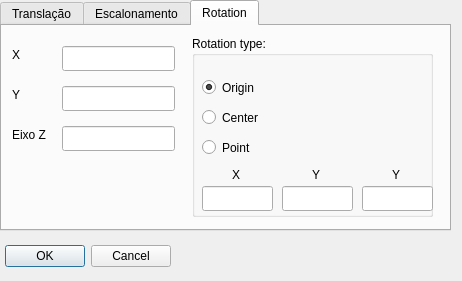
Brenda-Machado/computacao-grafica, file sistema-grafico-interativo/src/qt_design/transform_3d.ui: the form before one commit.
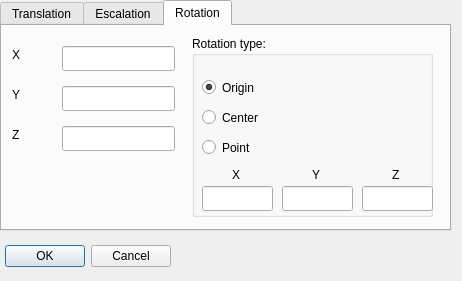
The form after the commit.

What changed in the file:
```diff
--- a/sistema-grafico-interativo/src/qt_design/transform_3d.ui
+++ b/sistema-grafico-interativo/src/qt_design/transform_3d.ui
@@ -43,7 +43,7 @@
    </property>
    <widget class="QWidget" name="transTab_2">
     <attribute name="title">
-     <string>Translação</string>
+     <string>Translation</string>
     </attribute>
     <widget class="QLineEdit" name="transX">
      <property name="geometry">
@@ -117,7 +117,7 @@
    </widget>
    <widget class="QWidget" name="escTab_2">
     <attribute name="title">
-     <string>Escalonamento</string>
+     <string>Escalation</string>
     </attribute>
     <widget class="QLabel" name="label_10">
      <property name="geometry">
@@ -339,7 +339,7 @@
        </rect>
       </property>
       <property name="text">
-       <string>Y</string>
+       <string>Z</string>
       </property>
      </widget>
     </widget>
@@ -376,7 +376,7 @@
       </rect>
      </property>
      <property name="text">
-      <string>Eixo Z</string>
+      <string>Z</string>
      </property>
     </widget>
     <widget class="QLineEdit" name="rotZ">
```
Left out of the diff: 4 changed lines with no effect on the pictures.
